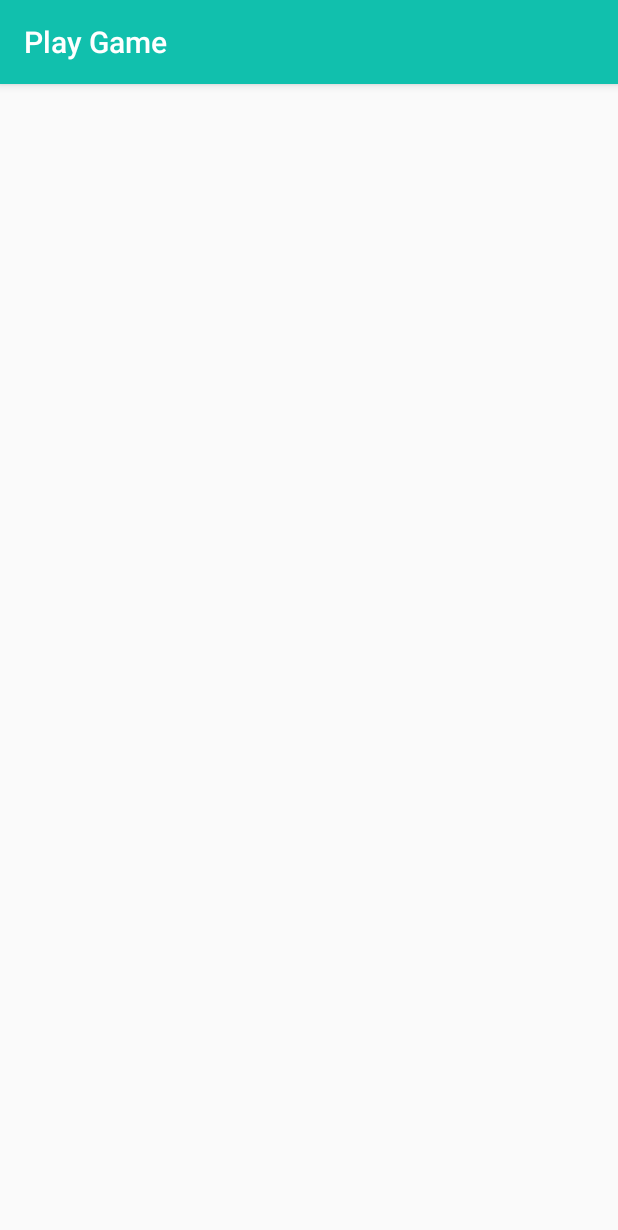
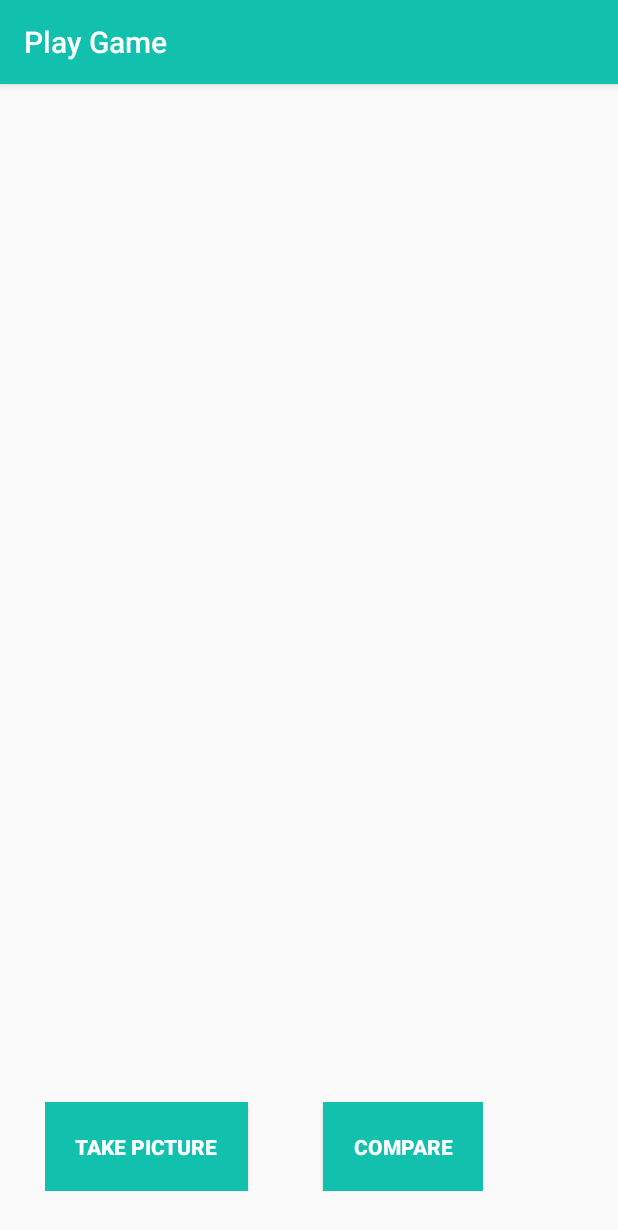
Before and after one commit to ShaGodG/ButterFly, an Android app: the screen it shows after launch once a user with an empty profile is signed in (GameActivity), after a tap on an icon or button, on a phone screen of 412 x 824 dp. Shown: the top 1230 px of the screen. Run offline under Robolectric (Android 15) with nearby library versions, the phone set to English and light mode, and no system bars; our stand-ins replace Firebase (no records; nobody signed in at launch, a user with empty details on screens opened directly); libraries missing offline, so code that uses them is left out: com.firebase.ui; 1 other tap on this screen came first.

Commit message:
camera working

```diff
--- a/app/src/main/AndroidManifest.xml
+++ b/app/src/main/AndroidManifest.xml
@@ -1,6 +1,8 @@
 <?xml version="1.0" encoding="utf-8"?>
 <manifest xmlns:android="http://schemas.android.com/apk/res/android"
     package="com.tbg.www.thebutterflycorner">
+    <uses-permission android:name="android.permission.CAMERA" />
+    <uses-permission android:name="android.permission.WRITE_EXTERNAL_STORAGE" />
 
     <application
         android:allowBackup="true"
--- a/app/src/main/java/com/tbg/www/thebutterflycorner/GameActivity.java
+++ b/app/src/main/java/com/tbg/www/thebutterflycorner/GameActivity.java
@@ -1,15 +1,100 @@
 package com.tbg.www.thebutterflycorner;
 
+import android.Manifest;
+import android.content.Intent;
+import android.content.pm.PackageManager;
+import android.graphics.Bitmap;
 import android.os.Bundle;
+import android.provider.MediaStore;
+import android.view.View;
+import android.widget.Button;
+import android.widget.ImageView;
+import android.widget.Toast;
 
+import androidx.annotation.Nullable;
 import androidx.appcompat.app.AppCompatActivity;
+import androidx.core.app.ActivityCompat;
+
 
 public class GameActivity extends AppCompatActivity {
+    ImageView imgView;
+    private String mCurrentPhotoPath;
+    Button imgBtn;
+
+    private final int requestCode = 1;
+
+
 
     @Override
     protected void onCreate(Bundle savedInstanceState) {
         super.onCreate(savedInstanceState);
         setContentView(R.layout.activity_game);
         getSupportActionBar().setTitle("Play Game");
+        imgView  = findViewById(R.id.gridViewImages);
+
+        imgBtn =  findViewById(R.id.imgButton);
+
+        EnableRuntimePermission();
+
+        imgBtn.setOnClickListener(new View.OnClickListener() {
+            @Override
+            public void onClick(View v) {
+
+                Intent i  = new Intent(MediaStore.ACTION_IMAGE_CAPTURE);
+                startActivityForResult(i,requestCode);
+            }
+        });
+
+
+
+
+
+
+
+    }
+
+    private void EnableRuntimePermission() {
+
+        if (ActivityCompat.shouldShowRequestPermissionRationale(GameActivity.this,
+                Manifest.permission.CAMERA))
+        {
+
+            Toast.makeText(GameActivity.this,"CAMERA permission allows us to Access CAMERA app", Toast.LENGTH_LONG).show();
+
+        } else {
+
+            ActivityCompat.requestPermissions(GameActivity.this,new String[]{
+                    Manifest.permission.CAMERA}, requestCode);
+
+        }
+    }
+
+    @Override
+    protected void onActivityResult(int requestCode, int resultCode, @Nullable Intent data) {
+        super.onActivityResult(requestCode, resultCode, data);
+        if(this.requestCode == requestCode && resultCode == RESULT_OK){
+            Bitmap bitmap = (Bitmap)data.getExtras().get("data");
+            imgView.setImageBitmap(bitmap);
+        }
+    }
+
+    @Override
+    public void onRequestPermissionsResult(int RC, String per[], int[] PResult) {
+
+        switch (RC) {
+
+            case requestCode:
+
+                if (PResult.length > 0 && PResult[0] == PackageManager.PERMISSION_GRANTED) {
+
+                    Toast.makeText(GameActivity.this,"Permission Granted, Now your application can access CAMERA.", Toast.LENGTH_LONG).show();
+
+                } else {
+
+                    Toast.makeText(GameActivity.this,"Permission Canceled, Now your application cannot access CAMERA.", Toast.LENGTH_LONG).show();
+
+                }
+                break;
+        }
     }
 }
--- a/app/src/main/java/com/tbg/www/thebutterflycorner/MainActivity.java
+++ b/app/src/main/java/com/tbg/www/thebutterflycorner/MainActivity.java
@@ -18,6 +18,8 @@ import com.google.firebase.auth.FirebaseAuth;
 public class MainActivity extends AppCompatActivity {
     Animation fromBottom;
     TextView textView1,textView2;
+    FloatingActionButton Play;
+
     private static final int RC_SIGN_IN = 123;
     @Override
     protected void onCreate(Bundle savedInstanceState) {
@@ -27,11 +29,12 @@ public class MainActivity extends AppCompatActivity {
         setContentView(R.layout.activity_main);
         getSupportActionBar().hide();
         CardView Butterfly = findViewById(R.id.butterflydb);
-        FloatingActionButton Play = findViewById(R.id.playbtn);
+        Play = findViewById(R.id.playbtn);
        // CardView SignUp = findViewById(R.id.signUp);
         CardView menu = findViewById(R.id.menuBtn);
         textView1=findViewById(R.id.text);
         textView2=findViewById(R.id.textViewGame);
+
         CardView couponBtn =  findViewById(R.id.couponbtn);
         CardView contactUs = findViewById(R.id.contactBtn);
         fromBottom = AnimationUtils.loadAnimation(this, R.anim.frombottom);
--- /dev/null
+++ b/app/src/main/res/drawable/ic_photo_camera_black_24dp.xml
@@ -0,0 +1,6 @@
+<vector android:height="24dp" android:tint="#11C0AD"
+    android:viewportHeight="24.0" android:viewportWidth="24.0"
+    android:width="24dp" xmlns:android="http://schemas.android.com/apk/res/android">
+    <path android:fillColor="#FF000000" android:pathData="M12,12m-3.2,0a3.2,3.2 0,1 1,6.4 0a3.2,3.2 0,1 1,-6.4 0"/>
+    <path android:fillColor="#FF000000" android:pathData="M9,2L7.17,4L4,4c-1.1,0 -2,0.9 -2,2v12c0,1.1 0.9,2 2,2h16c1.1,0 2,-0.9 2,-2L22,6c0,-1.1 -0.9,-2 -2,-2h-3.17L15,2L9,2zM12,17c-2.76,0 -5,-2.24 -5,-5s2.24,-5 5,-5 5,2.24 5,5 -2.24,5 -5,5z"/>
+</vector>
--- a/app/src/main/res/layout/activity_game.xml
+++ b/app/src/main/res/layout/activity_game.xml
@@ -1,9 +1,62 @@
 <?xml version="1.0" encoding="utf-8"?>
-<androidx.constraintlayout.widget.ConstraintLayout xmlns:android="http://schemas.android.com/apk/res/android"
+<LinearLayout xmlns:android="http://schemas.android.com/apk/res/android"
     xmlns:app="http://schemas.android.com/apk/res-auto"
     xmlns:tools="http://schemas.android.com/tools"
     android:layout_width="match_parent"
     android:layout_height="match_parent"
-    tools:context=".GameActivity">
+    tools:context=".GameActivity"
+    android:orientation="vertical"
+    android:weightSum="10">
 
-</androidx.constraintlayout.widget.ConstraintLayout>
+    <ImageView
+        android:id="@+id/gridViewImages"
+
+        android:layout_weight="9"
+        android:padding="28dp"
+        android:layout_gravity="center_horizontal"
+        android:layout_width="match_parent"
+        android:layout_height="match_parent"/>
+
+
+    <LinearLayout
+        android:layout_width="wrap_content"
+        android:layout_height="wrap_content"
+        android:layout_marginBottom="40dp"
+
+        android:layout_marginLeft="30dp"
+        android:orientation="horizontal">
+
+        <Button
+            android:id="@+id/imgButton"
+            android:layout_width="wrap_content"
+            android:layout_height="wrap_content"
+            android:padding="20dp"
+            android:layout_gravity="center_horizontal|bottom"
+            android:text="Take picture"
+            android:textStyle="bold"
+            android:textColor="@android:color/white"
+            android:background="@color/colorPrimary"
+            android:layout_marginRight="50dp"
+            android:src="@drawable/ic_photo_camera_black_24dp"
+            />
+
+        <Button
+            android:id="@+id/nxtButton"
+            android:layout_width="wrap_content"
+            android:layout_height="wrap_content"
+            android:padding="20dp"
+            android:layout_gravity="center_horizontal|bottom"
+            android:text="Compare"
+            android:textStyle="bold"
+            android:textColor="@android:color/white"
+            android:background="@color/colorPrimary"
+            android:src="@drawable/ic_photo_camera_black_24dp"
+            />
+
+
+
+
+    </LinearLayout>
+
+
+</LinearLayout>
```
